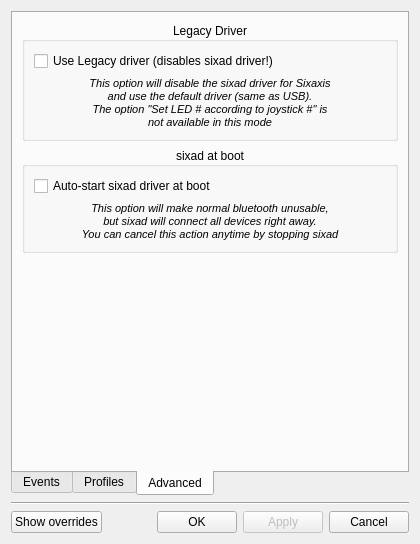
Above: gui/qtsixa_sixaxis.ui from aaronp24/QtSixA before the change. Below: the same form after it.
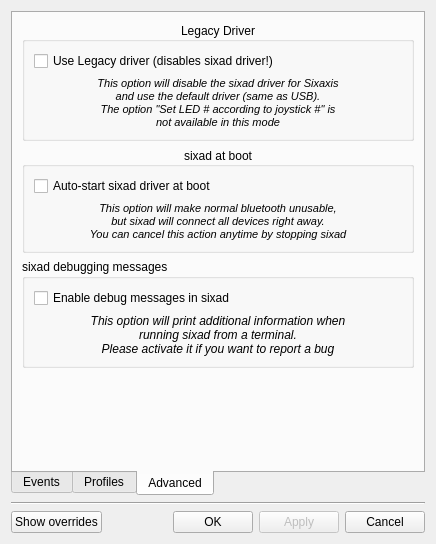
That is the form after the change. The open tabs and pages were chosen to show the change. Icons and pictures are not drawn.

The edit to the form file:
```diff
--- a/gui/qtsixa_sixaxis.ui
+++ b/gui/qtsixa_sixaxis.ui
@@ -6,7 +6,7 @@
    <rect>
     <x>0</x>
     <y>0</y>
-    <width>420</width>
+    <width>436</width>
     <height>532</height>
    </rect>
   </property>
@@ -518,6 +518,34 @@
          </layout>
         </widget>
        </item>
+       <item>
+        <widget class="QGroupBox" name="groupBox_2">
+         <property name="title">
+          <string>sixad debugging messages</string>
+         </property>
+         <layout class="QVBoxLayout" name="verticalLayout_11">
+          <item>
+           <widget class="QCheckBox" name="checkDebug">
+            <property name="text">
+             <string>Enable debug messages in sixad</string>
+            </property>
+           </widget>
+          </item>
+          <item>
+           <widget class="QLabel" name="label_4">
+            <property name="text">
+             <string>&lt;i&gt;This option will print additional information when&lt;br&gt;
+running sixad from a terminal.&lt;br&gt;
+Please activate it if you want to report a bug&lt;/i&gt;</string>
+            </property>
+            <property name="alignment">
+             <set>Qt::AlignHCenter|Qt::AlignTop</set>
+            </property>
+           </widget>
+          </item>
+         </layout>
+        </widget>
+       </item>
        <item>
         <spacer name="verticalSpacer">
          <property name="orientation">
```
Left out of the diff: 7 changed lines with no effect on the pictures.
